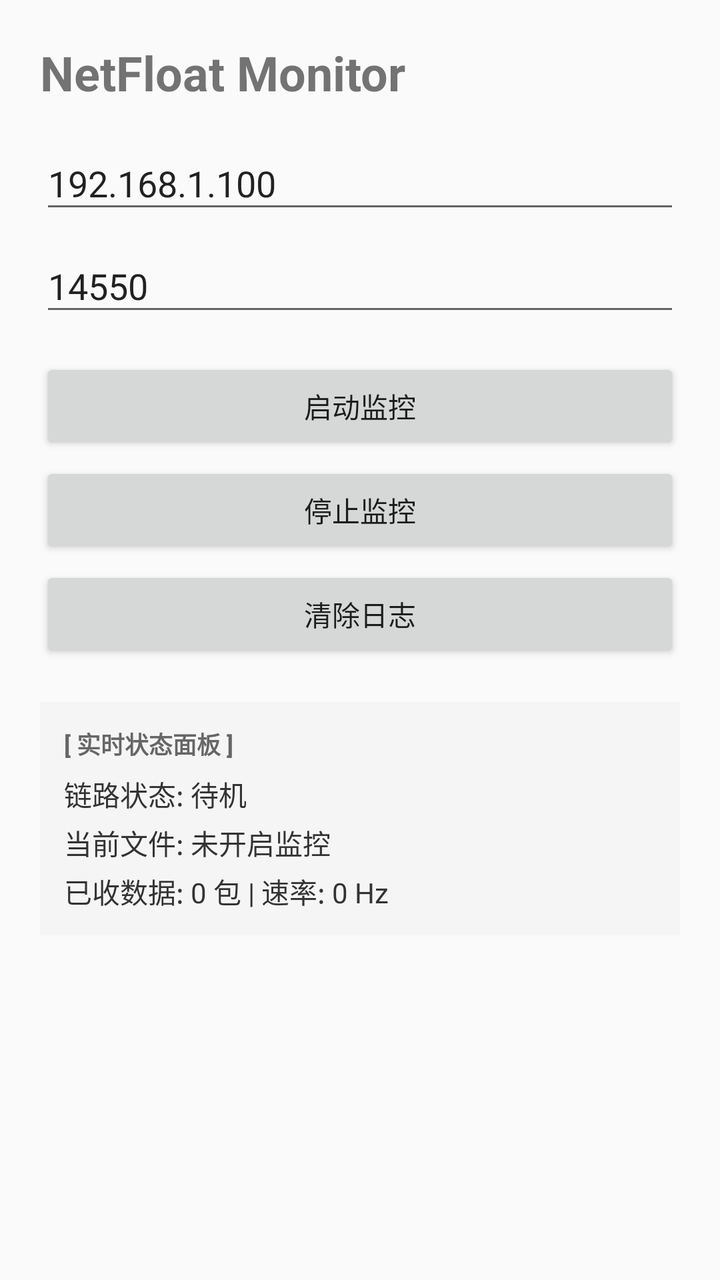
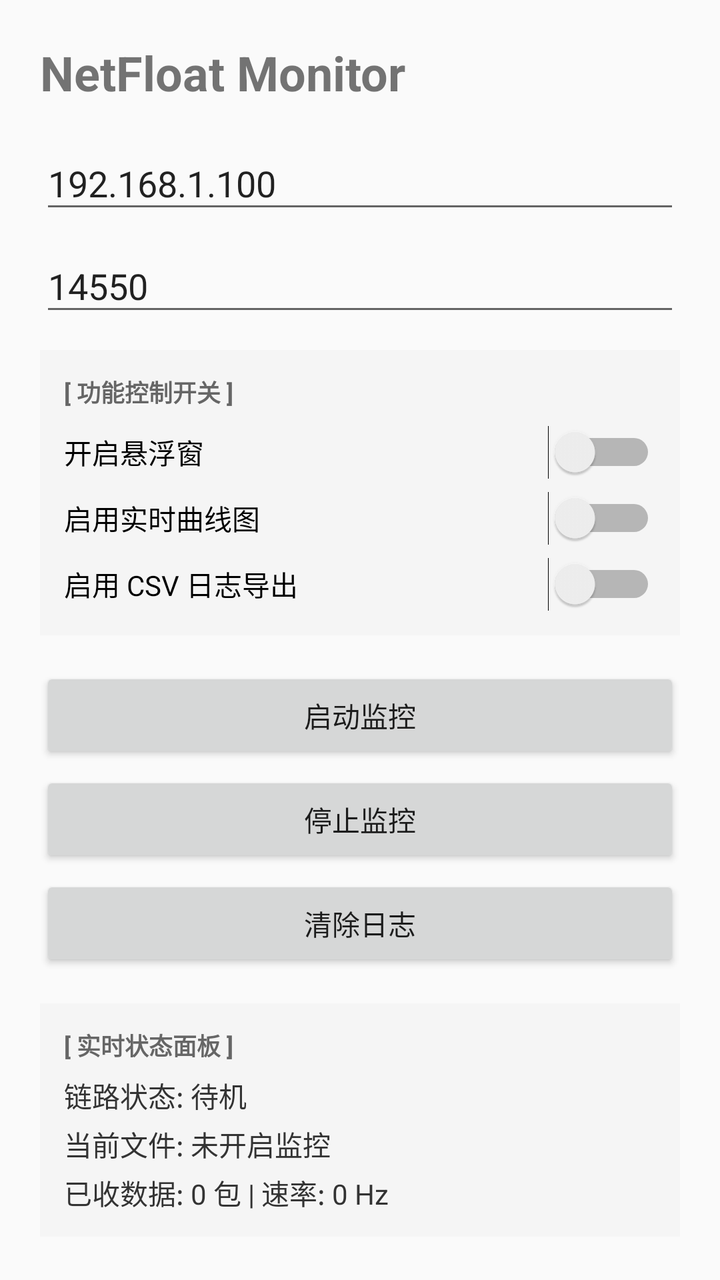

Compare the two renders of this Android layout. The source of the first and the diff that turns it into the second are given below.
<!-- AndroidManifest.xml: application theme AppTheme -->
<!-- res/layout/activity_main.xml -->
<?xml version="1.0" encoding="utf-8"?>
<LinearLayout 
    xmlns:android="http://schemas.android.com/apk/res/android"
    android:layout_width="match_parent"
    android:layout_height="match_parent"
    android:orientation="vertical"
    android:padding="20dp">

    <TextView
        android:layout_width="wrap_content"
        android:layout_height="wrap_content"
        android:text="NetFloat Monitor"
        android:textStyle="bold"
        android:textSize="24sp" />

    <EditText
        android:id="@+id/editIp"
        android:layout_width="match_parent"
        android:layout_height="wrap_content"
        android:layout_marginTop="16dp"
        android:hint="目标IP"
        android:text="192.168.1.100" />

    <EditText
        android:id="@+id/editPort"
        android:layout_width="match_parent"
        android:layout_height="wrap_content"
        android:layout_marginTop="8dp"
        android:hint="UDP端口"
        android:inputType="number"
        android:text="14550" />

    <Button
        android:id="@+id/startBtn"
        android:layout_width="match_parent"
        android:layout_height="wrap_content"
        android:layout_marginTop="16dp"
        android:text="启动监控" />

    <Button
        android:id="@+id/stopBtn"
        android:layout_width="match_parent"
        android:layout_height="wrap_content"
        android:layout_marginTop="4dp"
        android:text="停止监控" />

    <Button
        android:id="@+id/clearBtn"
        android:layout_width="match_parent"
        android:layout_height="wrap_content"
        android:layout_marginTop="4dp"
        android:text="清除日志" />

    
    <LinearLayout
        android:layout_width="match_parent"
        android:layout_height="wrap_content"
        android:layout_marginTop="20dp"
        android:orientation="vertical"
        android:background="#F5F5F5"
        android:padding="12dp">

        <TextView
            android:layout_width="wrap_content"
            android:layout_height="wrap_content"
            android:text="[ 实时状态面板 ]"
            android:textStyle="bold"
            android:textColor="#666666"
            android:textSize="12sp" />

        <TextView
            android:id="@+id/tvStatusInfo"
            android:layout_width="match_parent"
            android:layout_height="wrap_content"
            android:layout_marginTop="6dp"
            android:textColor="#333333"
            android:textSize="14sp"
            android:lineSpacingMultiplier="1.2"
            android:text="链路状态: 待机\n当前文件: 未开启监控\n已收数据: 0 包 | 速率: 0 Hz" />
    </LinearLayout>

    <TextView
        android:id="@+id/logPath"
        android:layout_width="match_parent"
        android:layout_height="wrap_content"
        android:layout_marginTop="20dp"
        android:textColor="#888888"
        android:textSize="12sp" />

</LinearLayout>
<!-- resources referenced by this layout -->
<resources>
  <style name="AppTheme" parent="Theme.AppCompat.Light.NoActionBar">
  
  </style>
</resources>

<!-- the commit's change to res/layout/activity_main.xml (unified diff, before → after) -->
@@ -30,6 +30,48 @@
         android:inputType="number"
         android:text="14550" />
 
+    
+    <LinearLayout
+        android:layout_width="match_parent"
+        android:layout_height="wrap_content"
+        android:layout_marginTop="12dp"
+        android:orientation="vertical"
+        android:background="#F5F5F5"
+        android:padding="12dp">
+
+        <TextView
+            android:layout_width="wrap_content"
+            android:layout_height="wrap_content"
+            android:text="[ 功能控制开关 ]"
+            android:textStyle="bold"
+            android:textColor="#666666"
+            android:textSize="12sp" />
+
+        <Switch
+            android:id="@+id/switchFloat"
+            android:layout_width="match_parent"
+            android:layout_height="wrap_content"
+            android:layout_marginTop="8dp"
+            android:text="开启悬浮窗"
+            android:textSize="14sp" />
+
+        <Switch
+            android:id="@+id/switchChart"
+            android:layout_width="match_parent"
+            android:layout_height="wrap_content"
+            android:layout_marginTop="6dp"
+            android:text="启用实时曲线图"
+            android:textSize="14sp" />
+
+        <Switch
+            android:id="@+id/switchLogging"
+            android:layout_width="match_parent"
+            android:layout_height="wrap_content"
+            android:layout_marginTop="6dp"
+            android:text="启用 CSV 日志导出"
+            android:textSize="14sp" />
+    </LinearLayout>
+
     <Button
         android:id="@+id/startBtn"
         android:layout_width="match_parent"
@@ -55,7 +97,7 @@
     <LinearLayout
         android:layout_width="match_parent"
         android:layout_height="wrap_content"
-        android:layout_marginTop="20dp"
+        android:layout_marginTop="16dp"
         android:orientation="vertical"
         android:background="#F5F5F5"
         android:padding="12dp">
@@ -83,7 +125,7 @@
         android:id="@+id/logPath"
         android:layout_width="match_parent"
         android:layout_height="wrap_content"
-        android:layout_marginTop="20dp"
+        android:layout_marginTop="16dp"
         android:textColor="#888888"
         android:textSize="12sp" />
 
